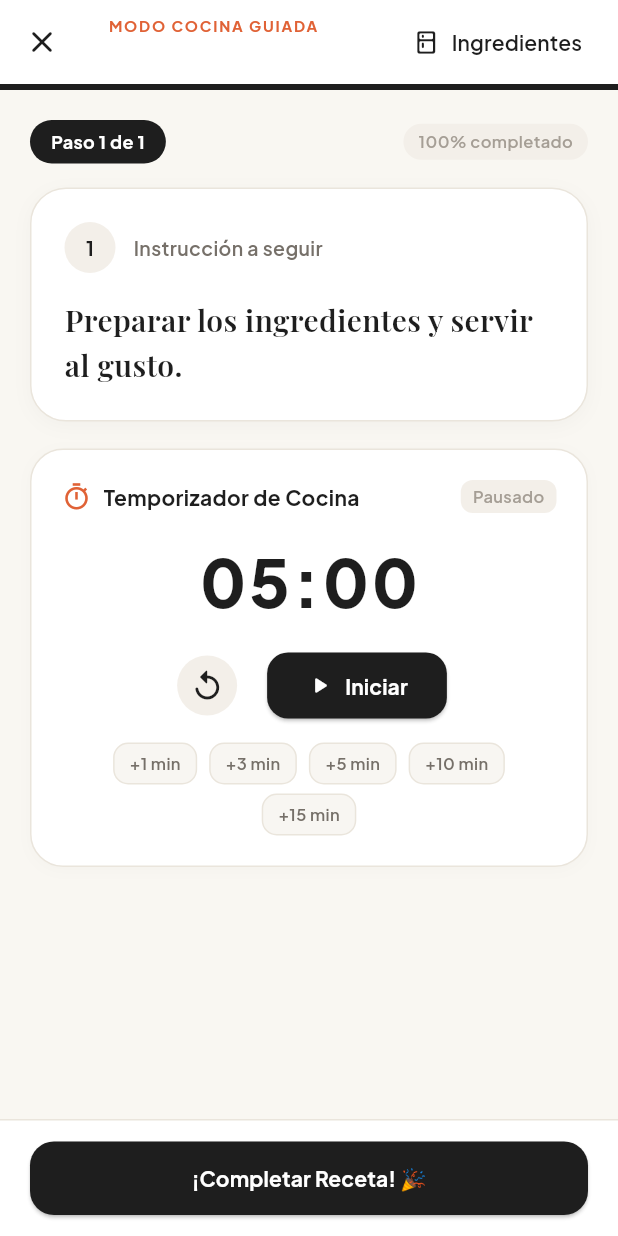
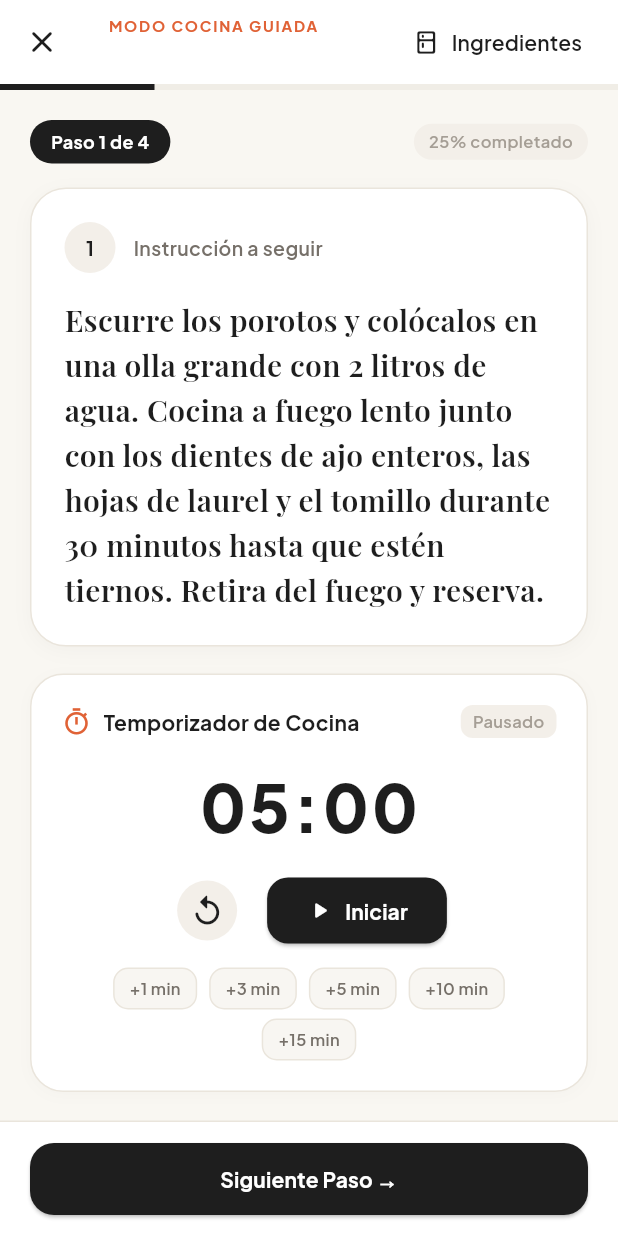
Before and after one commit to MaxiLP-ai/Culina, a Flutter app: the CookingModeScreen screen opened directly with empty values, on a phone screen of 412 x 824 dp. Run offline on Flutter 3.47's test engine with Material 3 defaults, Android fonts, the phone set to English and light mode, and no system bars; our stand-ins replace google_fonts, shared_preferences; accounts and stored records are empty; network calls fail.

Commit message:
feat(translator): incorporar catalogo curado de pasos y saneamiento integral de preparacion

```diff
--- a/lib/data/repositories/recipe_repository_impl.dart
+++ b/lib/data/repositories/recipe_repository_impl.dart
@@ -16,6 +16,7 @@ class RecipeRepositoryImpl implements RecipeRepository {
 
   Recipe _sanitizeRecipe(Recipe r) {
     if (r.isUserCreated) return r;
+    final curated = CulinaryTranslator.getCuratedSteps(r.title);
     return r.copyWith(
       title: CulinaryTranslator.translateTitle(r.title),
       ingredients: r.ingredients.map((ing) {
@@ -24,7 +25,7 @@ class RecipeRepositoryImpl implements RecipeRepository {
           unit: CulinaryTranslator.translateUnit(ing.unit),
         );
       }).toList(),
-      steps: r.steps.map((s) => CulinaryTranslator.translateInstructionStep(s)).toList(),
+      steps: curated ?? r.steps.map((s) => CulinaryTranslator.translateInstructionStep(s)).toList(),
     );
   }
 
--- a/lib/data/services/culinary_translator.dart
+++ b/lib/data/services/culinary_translator.dart
@@ -1175,6 +1175,132 @@ class CulinaryTranslator {
     return unit.isNotEmpty ? unit : 'al gusto';
   }
 
+  // Recetario curado con pasos artesanales en español para platos destacados
+  static final Map<String, List<String>> _curatedRecipeSteps = {
+    // Merluza a la Plancha con Caldo de Porotos y Chorizo (Hake)
+    'merluza a la plancha con caldo de porotos y chorizo': [
+      'Escurre los porotos y colócalos en una olla grande con 2 litros de agua. Cocina a fuego lento junto con los dientes de ajo enteros, las hojas de laurel y el tomillo durante 30 minutos hasta que estén tiernos. Retira del fuego y reserva.',
+      'Mientras tanto, calienta 2 cucharadas de aceite en una sartén. Dora las rebanadas de pan junto con el diente de ajo restante. Cuando esté bien crujiente y dorado, retira y escurre sobre papel absorbente. En la misma sartén sofríe el chorizo hasta que esté crujiente, retira y reserva tibio junto al pan.',
+      'Añade otras 2 cucharadas de aceite y la cebolla picada a la sartén; sofríe durante 5 minutos hasta que esté tierna y transparente. Incorpora el pimentón dulce. Escurre los porotos y agrégalos a las cebollas junto con el caldo de pollo y 2 cucharaditas de sal. Cocina a fuego lento de 5 a 10 minutos, incorpora el perejil fresco picado y reserva caliente.',
+      'Sazona los filetes de merluza con sal y pimienta, y calienta las 2 cucharadas restantes de aceite en la sartén. Coloca la merluza con la piel hacia abajo y cocina a fuego medio-alto de 3 a 5 minutos hasta que la piel quede crujiente. Da vuelta los filetes y cocina otros 3 a 5 minutos hasta que estén en su punto. Sirve el guiso de porotos en platos hondos, corona con la merluza y finaliza con el pan frito, el chorizo y una ramita de tomillo fresco.',
+    ],
+    'pan-fried hake, white bean & chorizo broth': [
+      'Escurre los porotos y colócalos en una olla grande con 2 litros de agua. Cocina a fuego lento junto con los dientes de ajo enteros, las hojas de laurel y el tomillo durante 30 minutos hasta que estén tiernos. Retira del fuego y reserva.',
+      'Mientras tanto, calienta 2 cucharadas de aceite en una sartén. Dora las rebanadas de pan junto con el diente de ajo restante. Cuando esté bien crujiente y dorado, retira y escurre sobre papel absorbente. En la misma sartén sofríe el chorizo hasta que esté crujiente, retira y reserva tibio junto al pan.',
+      'Añade otras 2 cucharadas de aceite y la cebolla picada a la sartén; sofríe durante 5 minutos hasta que esté tierna y transparente. Incorpora el pimentón dulce. Escurre los porotos y agrégalos a las cebollas junto con el caldo de pollo y 2 cucharaditas de sal. Cocina a fuego lento de 5 a 10 minutos, incorpora el perejil fresco picado y reserva caliente.',
+      'Sazona los filetes de merluza con sal y pimienta, y calienta las 2 cucharadas restantes de aceite en la sartén. Coloca la merluza con la piel hacia abajo y cocina a fuego medio-alto de 3 a 5 minutos hasta que la piel quede crujiente. Da vuelta los filetes y cocina otros 3 a 5 minutos hasta que estén en su punto. Sirve el guiso de porotos en platos hondos, corona con la merluza y finaliza con el pan frito, el chorizo y una ramita de tomillo fresco.',
+    ],
+    // Ensalada de Pasta Mediterránea
+    'ensalada de pasta mediterránea': [
+      'Hierve abundante agua con sal en una olla grande y cocina la pasta durante 10 minutos hasta que esté al dente.',
+      'Corta los tomates cherry en mitades, pica finamente las aceitunas y corta el queso en cubos pequeños.',
+      'Escurre la pasta, déjala enfriar y mézclala homogéneamente en un bol grande con los tomates, aceitunas, queso, aceite de oliva extra virgen y hojas de albahaca fresca.',
+    ],
+    'mediterranean pasta salad': [
+      'Hierve abundante agua con sal en una olla grande y cocina la pasta durante 10 minutos hasta que esté al dente.',
+      'Corta los tomates cherry en mitades, pica finamente las aceitunas y corta el queso en cubos pequeños.',
+      'Escurre la pasta, déjala enfriar y mézclala homogéneamente en un bol grande con los tomates, aceitunas, queso, aceite de oliva extra virgen y hojas de albahaca fresca.',
+    ],
+    // Espaguetis a la Boloñesa Tradicional
+    'espaguetis a la boloñesa tradicional': [
+      'Pica finamente la cebolla, el apio, la zanahoria y los dientes de ajo.',
+      'En una cacerola amplia, calienta el aceite de oliva y sofríe los vegetales picados a fuego medio durante 8 minutos hasta que estén tiernos.',
+      'Incorpora la carne picada de res y cocina revolviendo constantemente hasta dorar por completo.',
+      'Añade los tomates triturados, la pasta de tomate concentrada y el caldo. Reduce el fuego al mínimo y cocina tapado a fuego lento durante 45 minutos.',
+      'Cocina los espaguetis en abundante agua hirviendo con sal hasta que estén al dente, escurre y sirve con la salsa boloñesa caliente y queso parmesano rallado.',
+    ],
+    'spaghetti bolognese': [
+      'Pica finamente la cebolla, el apio, la zanahoria y los dientes de ajo.',
+      'En una cacerola amplia, calienta el aceite de oliva y sofríe los vegetales picados a fuego medio durante 8 minutos hasta que estén tiernos.',
+      'Incorpora la carne picada de res y cocina revolviendo constantemente hasta dorar por completo.',
+      'Añade los tomates triturados, la pasta de tomate concentrada y el caldo. Reduce el fuego al mínimo y cocina tapado a fuego lento durante 45 minutos.',
+      'Cocina los espaguetis en abundante agua hirviendo con sal hasta que estén al dente, escurre y sirve con la salsa boloñesa caliente y queso parmesano rallado.',
+    ],
+    // Lasaña Clásica Artesanal
+    'lasaña clásica artesanal': [
+      'Prepara la salsa boloñesa sofriendo cebolla, ajo y carne picada, cocinando a fuego lento con puré de tomates y hierbas aromáticas.',
+      'Prepara la bechamel derritiendo mantequilla, incorporando harina e integrando leche tibia poco a poco hasta espesar suavemente.',
+      'En una fuente para horno, alterna capas de láminas de lasaña, salsa boloñesa, bechamel y queso mozzarella rallado.',
+      'Finaliza con abundante queso parmesano por encima y hornea a 180°C durante 30 a 35 minutos hasta dorar y gratinar.',
+    ],
+    // Penne all’Arrabbiata Picante
+    'penne all’arrabbiata picante': [
+      'Hierve abundante agua con sal y cocina los penne rigate hasta que estén al dente.',
+      'En una sartén calienta abundante aceite de oliva virgen extra y sofríe los ajos laminados y las guindillas picantes sin quemar.',
+      'Incorpora los tomates triturados maduros y una pizca de sal; cocina a fuego medio durante 15 minutos hasta reducir la salsa.',
+      'Vierte la pasta escurrida directamente en la sartén con la salsa caliente, saltea durante 1 minuto, decora con perejil fresco y sirve.',
+    ],
+    // Salmón Horneado con Hinojo y Tomates
+    'salmón horneado con hinojo y tomates': [
+      'Precalienta el horno a 190°C y forra una bandeja para hornear con papel manteca.',
+      'Corta el bulbo de hinojo en láminas finas y los tomates en mitades, disponiéndolos en la bandeja con aceite de oliva, sal y pimienta.',
+      'Coloca los filetes de salmón sobre la cama de vegetales, rocía con jugo de limón y aceite de oliva virgen extra.',
+      'Hornea durante 15 a 18 minutos hasta que el salmón esté tierno y jugoso.',
+    ],
+    // Panqueques Dorados con Miel y Avena
+    'panqueques dorados con miel y avena': [
+      'En un bol mezcla la harina, polvo de hornear, una pizca de sal y azúcar.',
+      'En otro recipiente bate los huevos con la leche y la mantequilla derretida.',
+      'Une ambas mezclas con movimientos suaves hasta obtener una masa homogénea sin grumos.',
+      'Calienta una sartén antiadherente con una pizca de mantequilla y vierte un cucharón de masa.',
+      'Cocina a fuego medio hasta que aparezcan burbujas en la superficie (2 minutos), da vuelta con espátula y dora 1 minuto más del otro lado.',
+      'Sirve calientes apilados y coronados con miel pura o frutas frescas.',
+    ],
+    // Fajitas de Pollo con Pimientos Asados
+    'fajitas de pollo con pimientos asados': [
+      'Corta las pechugas de pollo en tiras y marina con comino, pimentón dulce, jugo de lima y aceite de oliva.',
+      'Corta los pimientos tricolor y la cebolla en juliana fina.',
+      'En una sartén bien caliente con aceite, dora el pollo a fuego vivo durante 5 minutos y retira.',
+      'En la misma sartén saltea los pimientos y la cebolla hasta que estén dorados pero crujientes.',
+      'Reincorpora el pollo para unificar sabores, sazona con sal y sirve en tortillas tibias con guacamole fresco.',
+    ],
+    // Solomillo de Res Wellington en Hojaldre
+    'solomillo de res wellington en hojaldre': [
+      'Sella el lomo de res a fuego vivo en una sartén muy caliente por todos sus lados y deja enfriar por completo.',
+      'Procesa los champiñones con ajo y chalota, y cocínalos en sartén seca hasta evaporar toda la humedad.',
+      'Pinta la carne con mostaza de Dijon y envuelve con jamón curado y la pasta de champiñones en papel film; refrigera 20 minutos.',
+      'Estira la masa de hojaldre, envuelve la carne sellando los bordes, pincela con yema de huevo batida y realiza cortes decorativos.',
+      'Hornea a 200°C durante 25 a 30 minutos hasta que el hojaldre esté dorado y crujiente. Deja reposar 10 minutos antes de cortar.',
+    ],
+  };
+
+  static List<String>? getCuratedSteps(String title) {
+    final lower = title.trim().toLowerCase();
+    if (_curatedRecipeSteps.containsKey(lower)) {
+      return _curatedRecipeSteps[lower];
+    }
+    for (final entry in _curatedRecipeSteps.entries) {
+      if (lower.contains(entry.key) || entry.key.contains(lower)) {
+        return entry.value;
+      }
+    }
+    if (lower.contains('merluza') || lower.contains('hake')) {
+      return _curatedRecipeSteps['merluza a la plancha con caldo de porotos y chorizo'];
+    }
+    if (lower.contains('boloñesa') || lower.contains('bolognese')) {
+      return _curatedRecipeSteps['espaguetis a la boloñesa tradicional'];
+    }
+    if (lower.contains('lasaña') || lower.contains('lasagna') || lower.contains('lasagne')) {
+      return _curatedRecipeSteps['lasaña clásica artesanal'];
+    }
+    if (lower.contains('arrabiata') || lower.contains('arrabbiata')) {
+      return _curatedRecipeSteps['penne all’arrabbiata picante'];
+    }
+    if (lower.contains('salmón') || lower.contains('salmon')) {
+      return _curatedRecipeSteps['salmón horneado con hinojo y tomates'];
+    }
+    if (lower.contains('panqueque') || lower.contains('pancake')) {
+      return _curatedRecipeSteps['panqueques dorados con miel y avena'];
+    }
+    if (lower.contains('fajita')) {
+      return _curatedRecipeSteps['fajitas de pollo con pimientos asados'];
+    }
+    if (lower.contains('wellington')) {
+      return _curatedRecipeSteps['solomillo de res wellington en hojaldre'];
+    }
+    return null;
+  }
+
   static String translateInstructionStep(String step) {
     var s = step.trim();
     if (s.isEmpty) return s;
@@ -1183,6 +1309,116 @@ class CulinaryTranslator {
     s = s.replaceAll(RegExp(r'^(step\s*\d+[:.-]?\s*|paso\s*\d+[:.-]?\s*)', caseSensitive: false), '').trim();
 
     final replacements = [
+      // Oraciones completas específicas de platos populares (ej. Pan-fried hake)
+      ['Drain the beans, then tip into a large pan with 2 litres of water', 'Escurre los porotos y colócalos en una olla grande con 2 litros de agua'],
+      ['Drain the beans, then tip into a large pan', 'Escurre los porotos y colócalos en una olla grande'],
+      ['Drain the beans and add to the onions with the chicken stock and 2 tsp salt', 'Escurre los porotos y agrégalos a las cebollas junto con el caldo de pollo y 2 cucharaditas de sal'],
+      ['Drain the beans and add to the onions with the chicken stock', 'Escurre los porotos y agrégalos a las cebollas junto con el caldo de pollo'],
+      ['Simmer with the whole garlic cloves, bay leaves and thyme for 30 mins or until cooked and tender', 'Cocina a fuego lento con los dientes de ajo enteros, las hojas de laurel y el tomillo durante 30 minutos hasta que estén tiernos'],
+      ['Simmer with the whole garlic cloves, bay leaves and thyme for 30 min or until cooked and tender', 'Cocina a fuego lento con los dientes de ajo enteros, las hojas de laurel y el tomillo durante 30 minutos hasta que estén tiernos'],
+      ['Simmer with the whole garlic cloves, bay leaves and thyme', 'Cocina a fuego lento con los dientes de ajo enteros, las hojas de laurel y el tomillo'],
+      ['Meanwhile, heat 2 tbsp oil in a frying pan', 'Mientras tanto, calienta 2 cucharadas de aceite en una sartén'],
+      ['Fry the bread with the remaining garlic clove', 'Dora el pan junto con el diente de ajo restante'],
+      ['When golden and crisp, scoop out and drain on kitchen paper', 'Cuando esté bien crujiente y dorado, retira y escurre sobre papel absorbente'],
+      ['Add the chorizo to the pan, fry until crisp, tip out and keep warm with the bread', 'Añade el chorizo a la sartén, sofríe hasta que esté crujiente, retira y reserva tibio junto al pan'],
+      ['Add another 2 tbsp oil and the onion to the pan, and cook for 5 mins until softened', 'Añade otras 2 cucharadas de aceite y la cebolla picada a la sartén, y sofríe durante 5 minutos hasta que esté tierna y transparente'],
+      ['Add another 2 tbsp oil and the onion to the pan, and cook for 5 min until softened', 'Añade otras 2 cucharadas de aceite y la cebolla picada a la sartén, y sofríe durante 5 minutos hasta que esté tierna y transparente'],
+      ['Stir in the paprika', 'Incorpora el pimentón dulce'],
+      ['Simmer for 5–10 mins', 'Cocina a fuego lento de 5 a 10 minutos'],
+      ['Simmer for 5–10 min', 'Cocina a fuego lento de 5 a 10 minutos'],
+      ['Simmer for 5-10 mins', 'Cocina a fuego lento de 5 a 10 minutos'],
+      ['Simmer for 5-10 min', 'Cocina a fuego lento de 5 a 10 minutos'],
+      ['Stir through the parsley and keep warm', 'Incorpora el perejil fresco picado y reserva caliente'],
+      ['Season the hake and heat the remaining 2 tbsp oil in the frying pan', 'Sazona la merluza con sal y pimienta, y calienta las 2 cucharadas restantes de aceite en la sartén'],
+      ['Place the hake, skin-side down, in the pan and cook for 3–5 mins over a medium-high heat to crisp up the skin', 'Coloca la merluza con la piel hacia abajo en la sartén y cocina de 3 a 5 minutos a fuego medio-alto hasta que la piel quede crujiente'],
+      ['Place the hake, skin-side down, in the pan and cook for 3–5 min over a medium-high heat to crisp up the skin', 'Coloca la merluza con la piel hacia abajo en la sartén y cocina de 3 a 5 minutos a fuego medio-alto hasta que la piel quede crujiente'],
+      ['Place the hake, skin-side down, in the pan and cook for 3–5 min over a mediumhigh heat to crisp up the skin', 'Coloca la merluza con la piel hacia abajo en la sartén y cocina de 3 a 5 minutos a fuego medio-alto hasta que la piel quede crujiente'],
+      ['Flip the fish over and cook for a further 3–5 mins until cooked through', 'Da vuelta los filetes y cocina otros 3 a 5 minutos hasta que estén en su punto'],
+      ['Flip the fish over and cook for a further 3–5 min until cooked through', 'Da vuelta los filetes y cocina otros 3 a 5 minutos hasta que estén en su punto'],
+      ['Spoon the white bean mix into bowls, place the hake on top and finish with the fried bread, chorizo and a little more thyme', 'Sirve el guiso de porotos en platos hondos, corona con la merluza y finaliza con el pan frito, el chorizo y una ramita de tomillo fresco'],
+
+      // Correcciones directas de Spanglish mixto
+      ['Drain los porotos, Luego tip into a large pan with 2 litres of water', 'Escurre los porotos y colócalos en una olla grande con 2 litros de agua'],
+      ['Drain the beans', 'Escurre los porotos'],
+      ['Drain los porotos', 'Escurre los porotos'],
+      ['tip into a large pan with 2 litres of water', 'colócalos en una olla grande con 2 litros de agua'],
+      ['tip into a large pan', 'colócalos en una olla grande'],
+      ['tip into', 'coloca en'],
+      ['tip out and keep warm with the bread', 'retira y reserva tibio junto al pan'],
+      ['tip out', 'retira'],
+      ['keep warm with the bread', 'mantén tibio junto al pan'],
+      ['keep warm', 'mantén caliente'],
+      ['scoop out and drain on kitchen paper', 'retira y escurre sobre papel absorbente'],
+      ['drain on kitchen paper', 'escurre sobre papel absorbente'],
+      ['scoop out', 'retira'],
+      ['kitchen paper', 'papel absorbente'],
+      ['and the remaining garlic clove', 'y el diente de ajo restante'],
+      ['remaining garlic clove', 'diente de ajo restante'],
+      ['remaining', 'restante'],
+      ['Fry the bread', 'Dora las rebanadas de pan'],
+      ['the bread', 'el pan'],
+      ['with the bread', 'junto al pan'],
+      ['fry hasta que esté crujiente', 'sofríe hasta que esté crujiente'],
+      ['fry until crisp', 'sofríe hasta que esté crujiente'],
+      ['Add another 2 tbsp oil and la cebolla to the pan', 'Añade otras 2 cucharadas de aceite y la cebolla a la sartén'],
+      ['Add another 2 tbsp oil', 'Añade otras 2 cucharadas de aceite'],
+      ['Add another', 'Añade otra(s)'],
+      ['to the pan', 'a la sartén'],
+      ['and Cocina durante', 'y cocina durante'],
+      ['hasta que se ablandeened', 'hasta que esté tierna y transparente'],
+      ['until softened', 'hasta que esté tierna y transparente'],
+      ['softened', 'esté tierna'],
+      ['Stir through el perejil fresco and keep warm', 'Incorpora el perejil fresco picado y reserva caliente'],
+      ['Stir through el perejil fresco', 'Incorpora el perejil fresco picado'],
+      ['Stir through the parsley', 'Incorpora el perejil fresco picado'],
+      ['Stir through', 'Incorpora'],
+      ['and 2 tsp sal', 'y 2 cucharaditas de sal'],
+      ['2 tsp sal', '2 cucharaditas de sal'],
+      ['2 tsp salt', '2 cucharaditas de sal'],
+      ['2 tbsp oil', '2 cucharadas de aceite'],
+      ['with the caldo de pollo', 'con el caldo de pollo'],
+      ['with the chicken stock', 'con el caldo de pollo'],
+      ['Season la merluza and heat the remaining 2 tbsp oil in the frying pan', 'Sazona la merluza con sal y calienta las 2 cucharadas restantes de aceite en la sartén'],
+      ['Season la merluza', 'Sazona los filetes de merluza con sal'],
+      ['Season the hake', 'Sazona los filetes de merluza con sal'],
+      ['heat the remaining 2 tbsp oil in the frying pan', 'calienta las 2 cucharadas restantes de aceite en la sartén'],
+      ['heat the remaining 2 tbsp oil', 'calienta las 2 cucharadas restantes de aceite'],
+      ['Coloca el/la hake, con la piel hacia abajo, en la sartén and Cocina durante', 'Coloca la merluza con la piel hacia abajo en la sartén y cocina durante'],
+      ['Coloca el/la hake on top and finish with the fried bread, chorizo and a little more thyme', 'corona con los filetes de merluza y finaliza con el pan frito, el chorizo y una ramita de tomillo fresco'],
+      ['Coloca el/la hake on top', 'corona con la merluza'],
+      ['Coloca el/la hake', 'Coloca los filetes de merluza'],
+      ['place the hake on top', 'corona con los filetes de merluza'],
+      ['place the hake', 'coloca los filetes de merluza'],
+      ['over a mediumhigh heat to crisp up the skin', 'a fuego medio-alto para que la piel quede crujiente'],
+      ['over a medium-high heat to crisp up the skin', 'a fuego medio-alto para que la piel quede crujiente'],
+      ['over a mediumhigh heat', 'a fuego medio-alto'],
+      ['over a medium-high heat', 'a fuego medio-alto'],
+      ['to crisp up the skin', 'hasta que la piel quede crujiente'],
+      ['Flip el pescado over and Cocina durante a further 3–5 min hasta que esté en su punto de cocción', 'Da vuelta los filetes y cocina otros 3 a 5 minutos hasta que estén en su punto'],
+      ['Flip el pescado over and Cocina durante a further', 'Da vuelta los filetes de pescado y cocina otros'],
+      ['Flip el pescado over', 'Da vuelta los filetes de pescado'],
+      ['Flip the fish over', 'Da vuelta los filetes de pescado'],
+      ['a further 3–5 min', 'otros 3 a 5 minutos'],
+      ['a further 3-5 min', 'otros 3 a 5 minutos'],
+      ['a further', 'otros'],
+      ['Spoon the white bean mix into bowls', 'Sirve el guiso de porotos en platos hondos'],
+      ['the white bean mix', 'el guiso de porotos blancos'],
+      ['finish with the fried bread, chorizo and a little more thyme', 'finaliza con el pan frito, el chorizo y una ramita de tomillo fresco'],
+      ['the fried bread', 'el pan frito'],
+      ['fried bread', 'pan frito'],
+      ['and a little more thyme', 'y una pizca de tomillo fresco'],
+      ['a little more thyme', 'un poco de tomillo fresco'],
+      ['a little more', 'un poco más de'],
+      ['the whole garlic cloves', 'los dientes de ajo enteros'],
+      ['bay leaves and thyme', 'las hojas de laurel y el tomillo'],
+      ['or until cooked and tender', 'o hasta que estén tiernos y cocidos'],
+      ['until cooked and tender', 'hasta que estén tiernos y cocidos'],
+      ['cooked and tender', 'tiernos y cocidos'],
+      ['Retira del fuego and Reserva aparte', 'Retira del fuego y reserva'],
+      ['and Reserva aparte', 'y reserva aparte'],
+      ['Reserva aparte', 'reserva'],
+      ['Retira del fuego and', 'Retira del fuego y'],
+
       // Frases culinarias completas y complejas (prioridad alta)
       ['Preheat the oven to', 'Precalienta el horno a'],
       ['Preheat the oven', 'Precalienta el horno'],
--- a/lib/presentation/screens/cooking_mode_screen.dart
+++ b/lib/presentation/screens/cooking_mode_screen.dart
@@ -322,7 +322,8 @@ class _CookingModeScreenState extends State<CookingModeScreen> {
     final themeProvider = context.watch<ThemeProvider>();
     final isDark = themeProvider.isDarkMode;
 
-    final steps = widget.recipe.steps;
+    final curated = CulinaryTranslator.getCuratedSteps(widget.recipe.title);
+    final steps = curated ?? widget.recipe.steps;
     final totalSteps = steps.isNotEmpty ? steps.length : 1;
     final progress = (totalSteps > 0) ? (_currentStepIndex + 1) / totalSteps : 1.0;
     final currentInstruction = steps.isNotEmpty
--- a/lib/presentation/screens/recipe_detail_screen.dart
+++ b/lib/presentation/screens/recipe_detail_screen.dart
@@ -65,8 +65,10 @@ class _RecipeDetailScreenState extends State<RecipeDetailScreen> {
       buffer.writeln(' • $translatedName: $amount $unitLabel'.trim());
     }
     buffer.writeln('\n👨‍🍳 Pasos de preparación:');
-    for (var i = 0; i < recipe.steps.length; i++) {
-      final step = CulinaryTranslator.translateInstructionStep(recipe.steps[i]);
+    final curatedSteps = CulinaryTranslator.getCuratedSteps(recipe.title);
+    final stepsToShare = curatedSteps ?? recipe.steps;
+    for (var i = 0; i < stepsToShare.length; i++) {
+      final step = CulinaryTranslator.translateInstructionStep(stepsToShare[i]);
       buffer.writeln(' ${i + 1}. $step');
     }
     buffer.writeln('\n— Compartido desde Culina');
@@ -608,7 +610,10 @@ class _RecipeDetailScreenState extends State<RecipeDetailScreen> {
                       ),
                     ),
                     const SizedBox(height: 14),
-                    ...currentRecipe.steps.asMap().entries.map((entry) {
+                    ...(){
+                      final curated = CulinaryTranslator.getCuratedSteps(currentRecipe.title);
+                      final rawSteps = curated ?? currentRecipe.steps;
+                      return rawSteps.asMap().entries.map((entry) {
                         final stepNum = entry.key + 1;
                         final instruction = entry.value;
                         final displayInstruction = CulinaryTranslator.translateInstructionStep(instruction);
@@ -650,7 +655,8 @@ class _RecipeDetailScreenState extends State<RecipeDetailScreen> {
                             ],
                           ),
                         );
-                    }),
+                      });
+                    }(),
                   ],
                 ),
               ),
```
Lines whose indentation alone changed are shown as unchanged.
